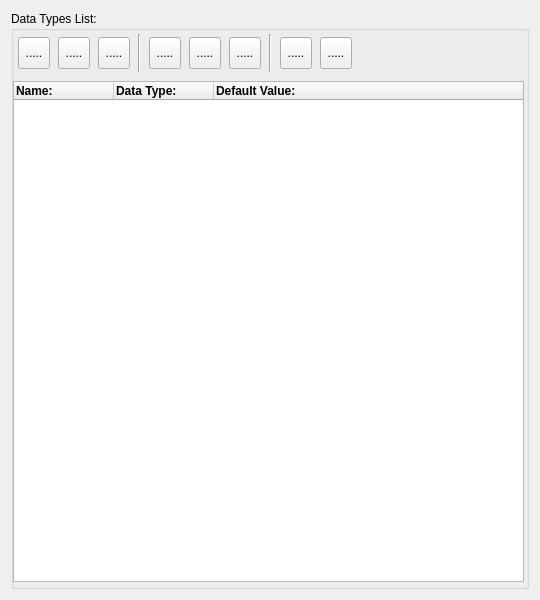
Before: the Qt Designer form sources/lusan/view/si/ui/SIDataTypeList.ui in aregtech/areg-sdk-tools, drawn with Qt 5.
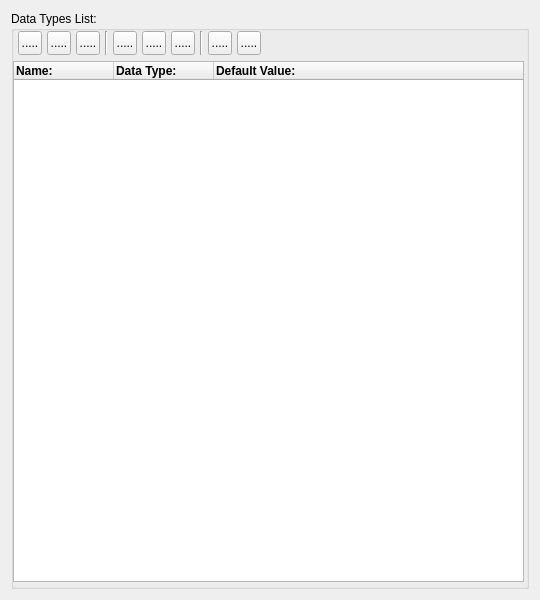
After: the same form once the commit is applied. Icons and pictures are not drawn.

Patch:
```diff
--- a/sources/lusan/view/si/ui/SIDataTypeList.ui
+++ b/sources/lusan/view/si/ui/SIDataTypeList.ui
@@ -23,33 +23,39 @@
       <property name="geometry">
        <rect>
         <x>5</x>
-        <y>21</y>
-        <width>371</width>
-        <height>41</height>
-       </rect>
-      </property>
-      <widget class="QWidget" name="horizontalLayoutWidget">
-       <property name="geometry">
-        <rect>
-         <x>0</x>
-         <y>2</y>
-         <width>341</width>
-         <height>38</height>
+        <y>18</y>
+        <width>247</width>
+        <height>28</height>
         </rect>
        </property>
        <layout class="QHBoxLayout" name="horizontalLayout">
+       <property name="spacing">
+        <number>5</number>
+       </property>
+       <property name="leftMargin">
+        <number>2</number>
+       </property>
+       <property name="topMargin">
+        <number>2</number>
+       </property>
+       <property name="rightMargin">
+        <number>2</number>
+       </property>
+       <property name="bottomMargin">
+        <number>2</number>
+       </property>
         <item>
          <widget class="QToolButton" name="toolAddType">
           <property name="maximumSize">
            <size>
-            <width>32</width>
-            <height>32</height>
+           <width>24</width>
+           <height>24</height>
            </size>
           </property>
           <property name="baseSize">
            <size>
-            <width>32</width>
-            <height>32</height>
+           <width>24</width>
+           <height>24</height>
            </size>
           </property>
           <property name="cursor">
@@ -83,14 +89,14 @@
          <widget class="QToolButton" name="toolDeleteType">
           <property name="maximumSize">
            <size>
-            <width>32</width>
-            <height>32</height>
+           <width>24</width>
+           <height>24</height>
            </size>
           </property>
           <property name="baseSize">
            <size>
-            <width>32</width>
-            <height>32</height>
+           <width>24</width>
+           <height>24</height>
            </size>
           </property>
           <property name="cursor">
@@ -124,14 +130,14 @@
          <widget class="QToolButton" name="toolInsertType">
           <property name="maximumSize">
            <size>
-            <width>32</width>
-            <height>32</height>
+           <width>24</width>
+           <height>24</height>
            </size>
           </property>
           <property name="baseSize">
            <size>
-            <width>32</width>
-            <height>32</height>
+           <width>24</width>
+           <height>24</height>
            </size>
           </property>
           <property name="cursor">
@@ -163,6 +169,18 @@
         </item>
         <item>
          <widget class="Line" name="line">
+         <property name="maximumSize">
+          <size>
+           <width>24</width>
+           <height>24</height>
+          </size>
+         </property>
+         <property name="baseSize">
+          <size>
+           <width>24</width>
+           <height>24</height>
+          </size>
+         </property>
           <property name="orientation">
            <enum>Qt::Orientation::Vertical</enum>
           </property>
@@ -172,14 +190,14 @@
          <widget class="QToolButton" name="toolFieldAdd">
           <property name="maximumSize">
            <size>
-            <width>32</width>
-            <height>32</height>
+           <width>24</width>
+           <height>24</height>
            </size>
           </property>
           <property name="baseSize">
            <size>
-            <width>32</width>
-            <height>32</height>
+           <width>24</width>
+           <height>24</height>
            </size>
           </property>
           <property name="cursor">
@@ -219,14 +237,14 @@
          <widget class="QToolButton" name="toolFieldDelete">
           <property name="maximumSize">
            <size>
-            <width>32</width>
-            <height>32</height>
+           <width>24</width>
+           <height>24</height>
            </size>
           </property>
           <property name="baseSize">
            <size>
-            <width>32</width>
-            <height>32</height>
+           <width>24</width>
+           <height>24</height>
            </size>
           </property>
           <property name="cursor">
@@ -260,14 +278,14 @@
          <widget class="QToolButton" name="toolFieldInsert">
           <property name="maximumSize">
            <size>
-            <width>32</width>
-            <height>32</height>
+           <width>24</width>
+           <height>24</height>
            </size>
           </property>
           <property name="baseSize">
            <size>
-            <width>32</width>
-            <height>32</height>
+           <width>24</width>
+           <height>24</height>
            </size>
           </property>
           <property name="cursor">
@@ -299,6 +317,18 @@
         </item>
         <item>
          <widget class="Line" name="line_2">
+         <property name="maximumSize">
+          <size>
+           <width>24</width>
+           <height>24</height>
+          </size>
+         </property>
+         <property name="baseSize">
+          <size>
+           <width>24</width>
+           <height>24</height>
+          </size>
+         </property>
           <property name="orientation">
            <enum>Qt::Orientation::Vertical</enum>
           </property>
@@ -308,14 +338,14 @@
          <widget class="QToolButton" name="toolMoveUp">
           <property name="maximumSize">
            <size>
-            <width>32</width>
-            <height>32</height>
+           <width>24</width>
+           <height>24</height>
            </size>
           </property>
           <property name="baseSize">
            <size>
-            <width>32</width>
-            <height>32</height>
+           <width>24</width>
+           <height>24</height>
            </size>
           </property>
           <property name="cursor">
@@ -349,14 +379,14 @@
          <widget class="QToolButton" name="toolMoveDown">
           <property name="maximumSize">
            <size>
-            <width>32</width>
-            <height>32</height>
+           <width>24</width>
+           <height>24</height>
            </size>
           </property>
           <property name="baseSize">
            <size>
-            <width>32</width>
-            <height>32</height>
+           <width>24</width>
+           <height>24</height>
            </size>
           </property>
           <property name="cursor">
@@ -388,14 +418,13 @@
         </item>
        </layout>
       </widget>
-     </widget>
      <widget class="QWidget" name="horizontalLayoutWidget_2">
       <property name="geometry">
        <rect>
         <x>2</x>
-        <y>70</y>
+        <y>50</y>
         <width>511</width>
-        <height>501</height>
+        <height>521</height>
        </rect>
       </property>
       <layout class="QHBoxLayout" name="horizontalLayout_2">
```
Lines whose indentation alone changed are shown as unchanged.
